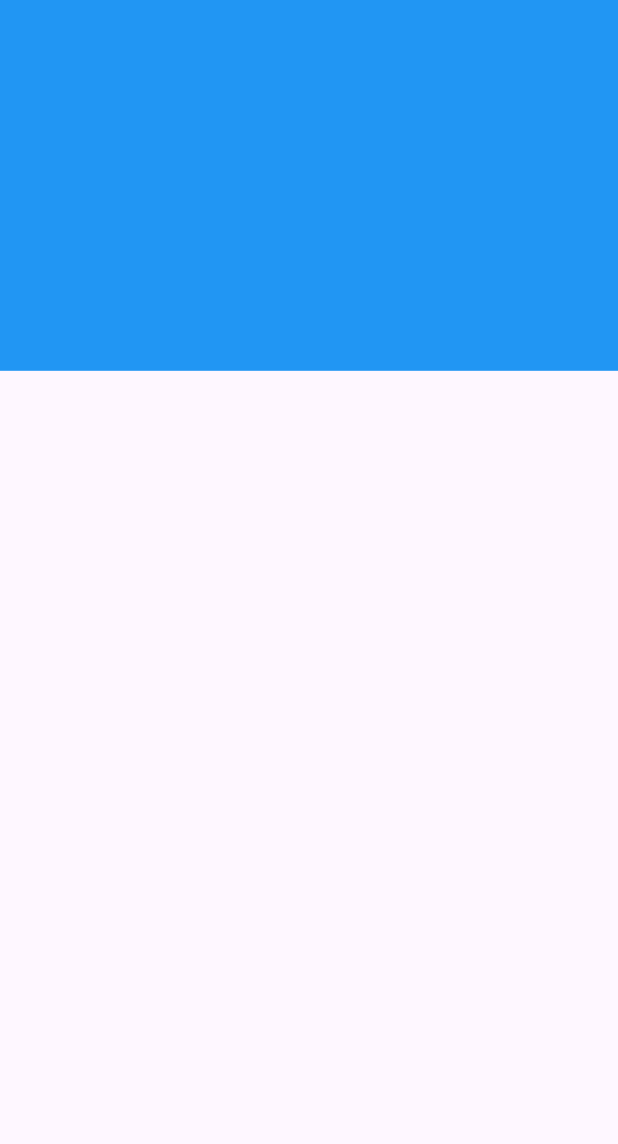
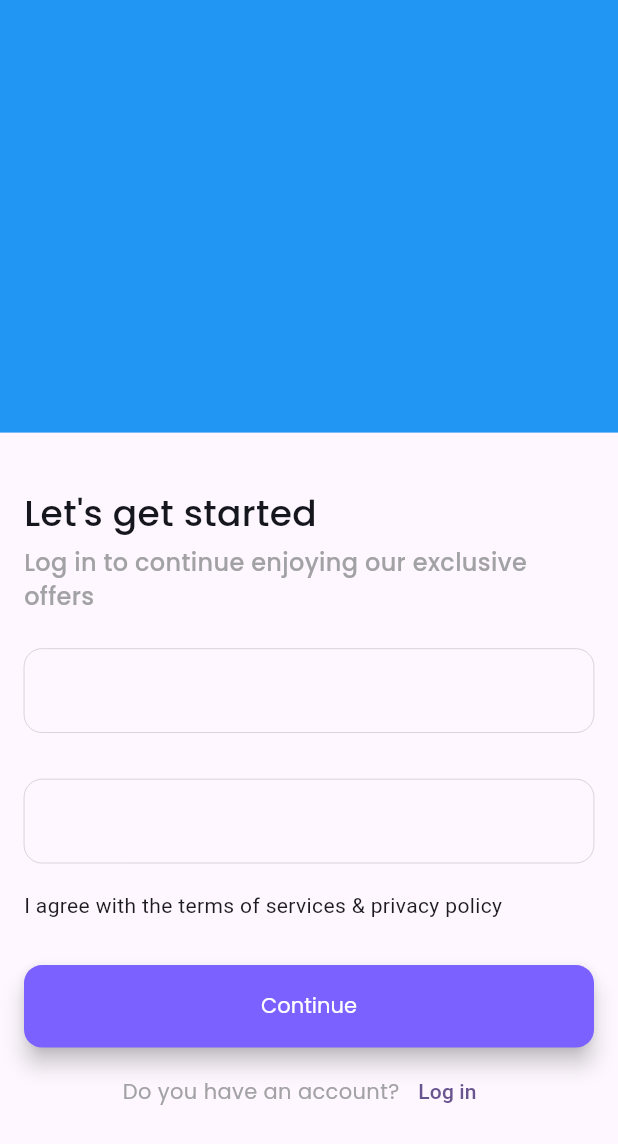
Before and after one commit to xclusiveskate/cloth_shopping_app, a Flutter app: the SignUpPage screen opened directly, on a phone screen of 412 x 824 dp. Shown: the top 1144 px of the screen. Run offline on Flutter 3.47's test engine with Material 3 defaults, Android fonts, the phone set to English and light mode, and no system bars; our stand-ins replace flutter_svg, gap, google_fonts.

Commit message:
sign up design

```diff
--- a/lib/routes/exports.dart
+++ b/lib/routes/exports.dart
@@ -1,4 +1,5 @@
 export 'package:cloth_shopping_app/views/screens/auth/login_page.dart';
+export 'package:cloth_shopping_app/views/screens/auth/signup_page.dart';
 export 'package:cloth_shopping_app/views/screens/notifications/notification_permission.dart';
 export 'package:cloth_shopping_app/views/screens/onboarding/onboarding.dart';
 export 'package:cloth_shopping_app/views/screens/onboarding/select_lang.dart';
--- a/lib/routes/route.dart
+++ b/lib/routes/route.dart
@@ -15,6 +15,8 @@ class RouteGenerator {
         return materialPageRoute(const SelectPreferredLangPage());
       case SignInPage.id:
         return materialPageRoute(const SignInPage());
+      case SignUpPage.id:
+        return materialPageRoute(const SignUpPage());
 
       default:
         return materialPageRoute(const OnboardingScreen());
--- a/lib/views/screens/auth/login_page.dart
+++ b/lib/views/screens/auth/login_page.dart
@@ -1,4 +1,5 @@
 import 'package:cloth_shopping_app/constants/padding.dart';
+import 'package:cloth_shopping_app/routes/exports.dart';
 import 'package:cloth_shopping_app/views/components/app_styles.dart';
 import 'package:cloth_shopping_app/views/components/elevated_button.dart';
 import 'package:cloth_shopping_app/views/components/input_field.dart';
@@ -90,7 +91,9 @@ class _SignInPageState extends State<SignInPage> {
                                 style: textStyle(color: blackColor40),
                               ),
                               TextButton(
-                                  onPressed: () {},
+                                  onPressed: () {
+                                    Navigator.pushNamed(context, SignUpPage.id);
+                                  },
                                   child: const Text("Sign up"))
                             ],
                           )
--- a/lib/views/screens/auth/signup_page.dart
+++ b/lib/views/screens/auth/signup_page.dart
@@ -1,26 +1,85 @@
+import 'package:cloth_shopping_app/constants/colors.dart';
 import 'package:cloth_shopping_app/constants/padding.dart';
+import 'package:cloth_shopping_app/views/components/app_styles.dart';
+import 'package:cloth_shopping_app/views/components/elevated_button.dart';
+import 'package:cloth_shopping_app/views/components/input_field.dart';
 import 'package:flutter/material.dart';
+import 'package:gap/gap.dart';
 
 class SignUpPage extends StatefulWidget {
   const SignUpPage({super.key});
 
+  static const id = "signUpPage";
   @override
   State<SignUpPage> createState() => _SignUpPageState();
 }
 
 class _SignUpPageState extends State<SignUpPage> {
+  final controller = TextEditingController();
   @override
   Widget build(BuildContext context) {
     return Scaffold(
-      body: Column(
+      body: SafeArea(
+        child: Column(
           children: [
             Container(
-            height: heightQuery(context) * 0.3,
+              height: heightQuery(context) * 0.35,
               decoration: const BoxDecoration(
                 color: Colors.blue,
               ),
+            ),
+            const Gap(20),
+            Expanded(
+                child: Padding(
+              padding: const EdgeInsets.all(16.0),
+              child: Column(
+                crossAxisAlignment: CrossAxisAlignment.stretch,
+                children: [
+                  Text(
+                    "Let's get started",
+                    style: textStyle(
+                        size: 24, color: blackColor, weight: FontWeight.w500),
+                  ),
+                  const Gap(5),
+                  Text("Log in to continue enjoying our exclusive offers",
+                      style: textStyle(
+                          size: 16,
+                          color: blackColor40,
+                          weight: FontWeight.w500)),
+                  const Gap(15),
+                  CustomTextField(controller: controller),
+                  const Gap(15),
+                  CustomTextField(controller: controller),
+                  const Gap(10),
+                  const Text(
+                      "I agree with the terms of services & privacy policy"),
+                  const Gap(30),
+                  CustomElevatedButton(
+                      onPressed: () {},
+                      child: Text(
+                        "Continue",
+                        style: textStyle(color: whiteColor),
+                      )),
+                  const Gap(5),
+                  Row(
+                    mainAxisAlignment: MainAxisAlignment.center,
+                    children: [
+                      Text(
+                        "Do you have an account?",
+                        style: textStyle(color: blackColor40),
+                      ),
+                      TextButton(
+                          onPressed: () {
+                            Navigator.pushNamed(context, SignUpPage.id);
+                          },
+                          child: const Text("Log in"))
+                    ],
                   )
                 ],
+              ),
+            ))
+          ],
+        ),
       ),
     );
   }
```
Lines whose indentation alone changed are shown as unchanged.
